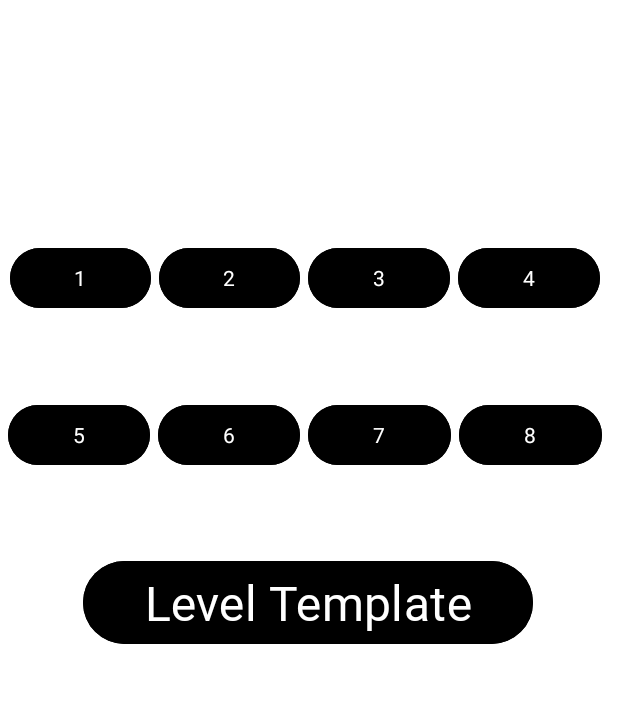
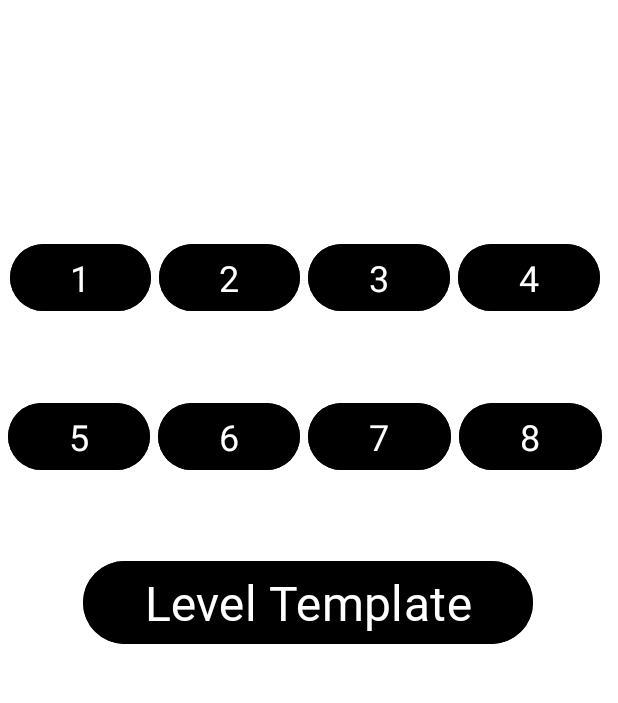
Before and after one commit to Chung1045/Whatever, an Android app: the LevelSelect screen opened directly, with no data from a screen before it, on a phone screen of 412 x 824 dp, the part 334-1037 px from its top. Run offline under Robolectric (Android 15) with nearby library versions, the phone set to English and light mode, and no system bars.

Commit message:
Touches to the Level Selection Layout

```diff
--- a/app/src/main/res/layout/activity_level_select.xml
+++ b/app/src/main/res/layout/activity_level_select.xml
@@ -14,7 +14,7 @@
         android:fontFamily="@font/inter_variable"
         android:text="@string/app_name"
         android:textColor="?attr/colorOnSurface"
-        android:textSize="48dp"
+        android:textSize="48sp"
         app:layout_constraintBottom_toBottomOf="parent"
         app:layout_constraintEnd_toEndOf="parent"
         app:layout_constraintHorizontal_bias="0.5"
@@ -36,7 +36,8 @@
         android:tooltipText="Level Selection"
         app:layout_constraintStart_toStartOf="parent"
         app:layout_constraintTop_toTopOf="parent"
-        app:tint="?attr/colorOnSurface" />
+        app:tint="?attr/colorOnSurface"
+        android:contentDescription="Back" />
 
     <androidx.constraintlayout.widget.ConstraintLayout
         android:layout_width="wrap_content"
@@ -59,7 +60,8 @@
             app:layout_constraintEnd_toEndOf="parent"
             app:layout_constraintStart_toStartOf="parent"
             app:layout_constraintTop_toTopOf="parent"
-            app:tint="?attr/colorOnSurface" />
+            app:tint="?attr/colorOnSurface"
+            android:contentDescription="Profile" />
 
     </androidx.constraintlayout.widget.ConstraintLayout>
 
@@ -94,9 +96,10 @@
             android:id="@+id/button_selectLevel_Level1"
             android:layout_width="80dp"
             android:layout_height="wrap_content"
-            android:layout_marginRight="5dp"
+            android:layout_marginEnd="5dp"
             android:layout_weight="1"
             android:text="1"
+            android:textSize="24sp"
             android:backgroundTint="@color/buttonBackground"
             android:textColor="@color/background"/>
 
@@ -104,9 +107,10 @@
             android:id="@+id/button_selectLevel_Level2"
             android:layout_width="80dp"
             android:layout_height="wrap_content"
-            android:layout_marginRight="5dp"
+            android:layout_marginEnd="5dp"
             android:layout_weight="1"
             android:text="2"
+            android:textSize="24sp"
             android:backgroundTint="@color/buttonBackground"
             android:textColor="@color/background"/>
 
@@ -114,9 +118,10 @@
             android:id="@+id/button_selectLevel_Level3"
             android:layout_width="80dp"
             android:layout_height="wrap_content"
-            android:layout_marginRight="5dp"
+            android:layout_marginEnd="5dp"
             android:layout_weight="1"
             android:text="3"
+            android:textSize="24sp"
             android:backgroundTint="@color/buttonBackground"
             android:textColor="@color/background"/>
 
@@ -124,9 +129,10 @@
             android:id="@+id/button_selectLevel_Level4"
             android:layout_width="80dp"
             android:layout_height="wrap_content"
-            android:layout_marginRight="5dp"
+            android:layout_marginEnd="5dp"
             android:layout_weight="1"
             android:text="4"
+            android:textSize="24sp"
             android:backgroundTint="@color/buttonBackground"
             android:textColor="@color/background"/>
 
@@ -146,9 +152,10 @@
             android:id="@+id/button_selectLevel_Level5"
             android:layout_width="80dp"
             android:layout_height="wrap_content"
-            android:layout_marginRight="5dp"
+            android:layout_marginEnd="5dp"
             android:layout_weight="1"
             android:text="5"
+            android:textSize="24sp"
             android:backgroundTint="@color/buttonBackground"
             android:textColor="@color/background"/>
 
@@ -156,9 +163,10 @@
             android:id="@+id/button_selectLevel_Level6"
             android:layout_width="80dp"
             android:layout_height="wrap_content"
-            android:layout_marginRight="5dp"
+            android:layout_marginEnd="5dp"
             android:layout_weight="1"
             android:text="6"
+            android:textSize="24sp"
             android:backgroundTint="@color/buttonBackground"
             android:textColor="@color/background"/>
 
@@ -166,9 +174,10 @@
             android:id="@+id/button_selectLevel_Level7"
             android:layout_width="80dp"
             android:layout_height="wrap_content"
-            android:layout_marginRight="5dp"
+            android:layout_marginEnd="5dp"
             android:layout_weight="1"
             android:text="7"
+            android:textSize="24sp"
             android:backgroundTint="@color/buttonBackground"
             android:textColor="@color/background"/>
 
@@ -176,9 +185,10 @@
             android:id="@+id/button_selectLevel_Level8"
             android:layout_width="80dp"
             android:layout_height="wrap_content"
-            android:layout_marginRight="5dp"
+            android:layout_marginEnd="5dp"
             android:layout_weight="1"
             android:text="8"
+            android:textSize="24sp"
             android:backgroundTint="@color/buttonBackground"
             android:textColor="@color/background"/>
 
```
